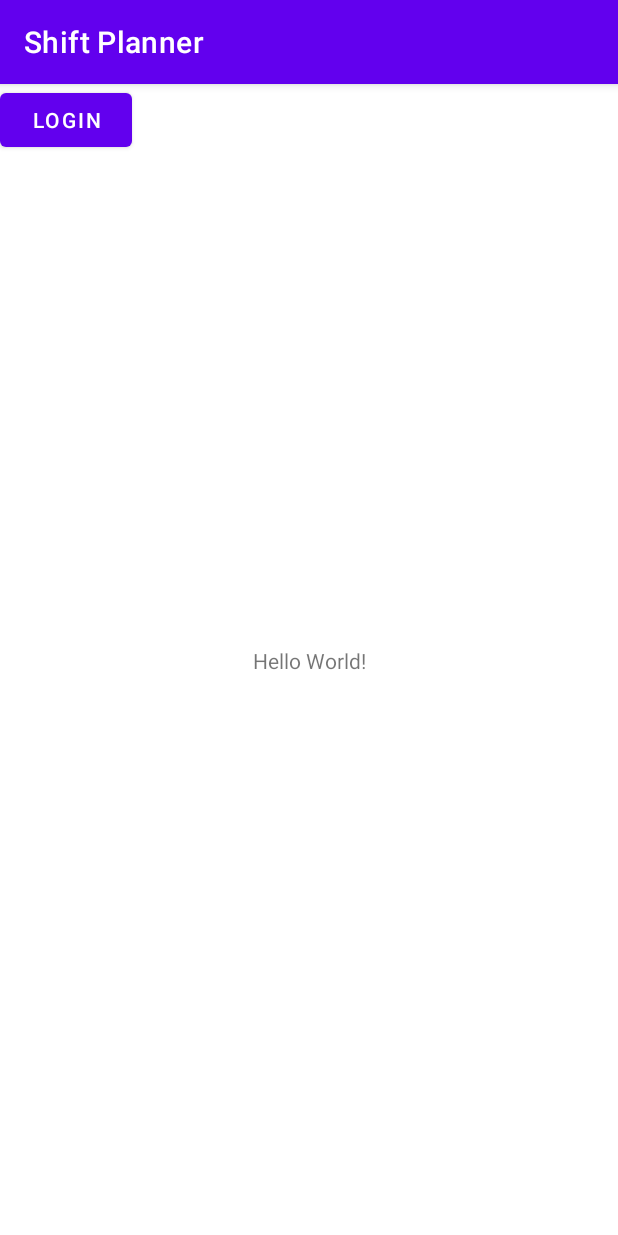
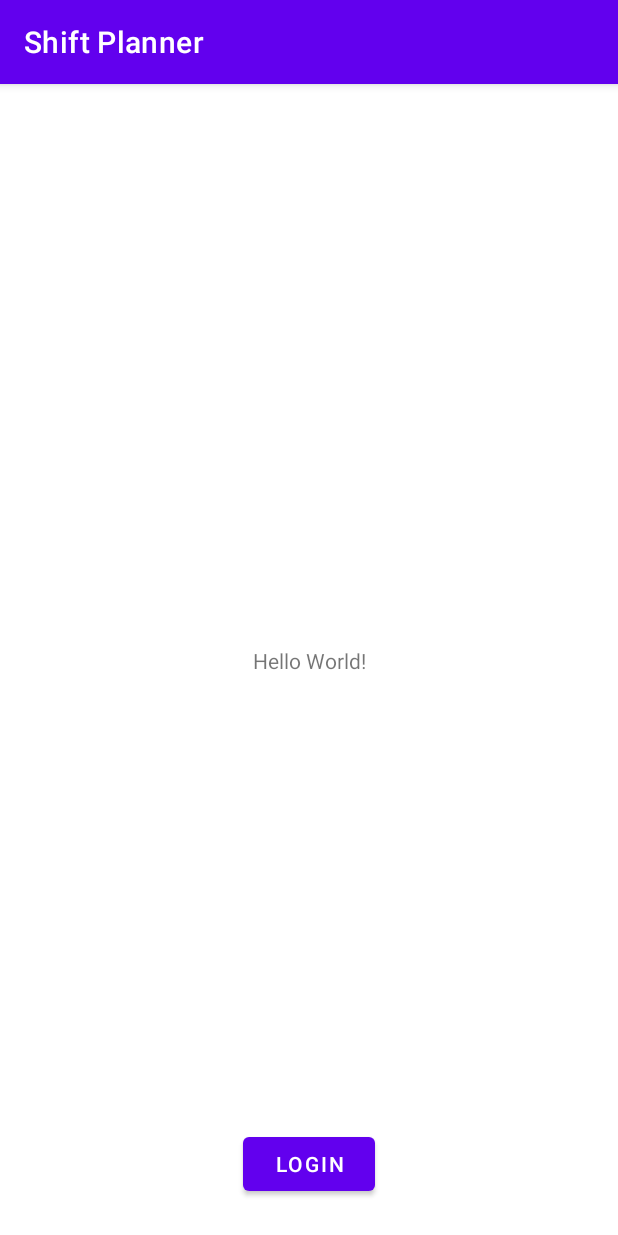
Before and after one commit to Krissi97/ShiftPlannerRepo, an Android app: the screen it shows after launch (MainActivity), after a tap on "LOGIN", on a phone screen of 412 x 824 dp. Run offline under Robolectric (Android 15) with nearby library versions, the phone set to English and light mode, and no system bars; our stand-ins replace Firebase (no records; nobody signed in at launch, a user with empty details on screens opened directly).

Commit message:
main Activtiy Google Login -> .getResultCode() returns null

```diff
--- a/app/build.gradle
+++ b/app/build.gradle
@@ -45,7 +45,7 @@ dependencies {
     implementation 'androidx.navigation:navigation-fragment:2.3.5'
     implementation 'androidx.navigation:navigation-ui:2.3.5'
     implementation 'androidx.annotation:annotation:1.2.0'
-    testImplementation 'junit:junit:4.+'
+    testImplementation 'junit:junit:4.13.2'
     androidTestImplementation 'androidx.test.ext:junit:1.1.3'
     androidTestImplementation 'androidx.test.espresso:espresso-core:3.4.0'
     implementation 'com.firebaseui:firebase-ui-auth:8.0.0'
--- a/app/src/main/java/com/example/shiftplanner/MainActivity.java
+++ b/app/src/main/java/com/example/shiftplanner/MainActivity.java
@@ -10,7 +10,9 @@ import androidx.appcompat.app.AppCompatActivity;
 import android.app.Activity;
 import android.content.Intent;
 import android.os.Bundle;
+import android.util.Log;
 import android.view.View;
+import android.widget.Toast;
 
 import com.example.shiftplanner.activity_manager.ActivityManager;
 import com.example.shiftplanner.ui.login.LoginActivity;
@@ -34,81 +36,68 @@ public class MainActivity extends AppCompatActivity {
 
     private FirebaseAuth myAuth;
     private GoogleSignInClient mGoogleSignInClient;
-    private final static int RC_SIGN_IN = 1000000;
 
     @Override
     protected void onCreate(Bundle savedInstanceState) {
         super.onCreate(savedInstanceState);
-        // You can do the assignment inside onAttach or onCreate, i.e, before the activity is displayed
-        ActivityResultLauncher<Intent> someActivityResultLauncher = registerForActivityResult(
-                new ActivityResultContracts.StartActivityForResult(),
-                new ActivityResultCallback<ActivityResult>() {
-                    @Override
-                    public void onActivityResult(ActivityResult result) {
-                        if (result.getResultCode() == Activity.RESULT_OK) {
-                            // There are no request codes
-                            Intent data = result.getData();
-                            // Result returned from launching the Intent from GoogleSignInApi.getSignInIntent(...);
-                            if (result.getResultCode() == RC_SIGN_IN) {
-                                Task<GoogleSignInAccount> task = GoogleSignIn.getSignedInAccountFromIntent(data);
-                                try {
-                                    // Google Sign In was successful, authenticate with Firebase
-                                    GoogleSignInAccount account = task.getResult(ApiException.class);
-                                    firebaseAuthWithGoogle(account.getIdToken());
-                                    switchActivity();
-                                } catch (ApiException e) {
-                                    // Google Sign In failed, update UI appropriately
-                                    switchActivity();
-                                }
-                            }
-                        }
-                    }
-                });
 
         setContentView(R.layout.activity_main);
 
         myAuth = FirebaseAuth.getInstance();
 
-        checkIfLoggedIn();
-        createRequest();
+        //Checking if logged in
+        GoogleSignInAccount account = GoogleSignIn.getLastSignedInAccount(this);
+        if (account != null) {
+            startActivity(new Intent(this, FeedActivity.class));
+            this.finish();
+        }
+
+        //creating request
+        GoogleSignInOptions myGSO = new GoogleSignInOptions.Builder(GoogleSignInOptions.DEFAULT_SIGN_IN)
+                .requestIdToken(getString(R.string.default_web_client_id))
+                .requestEmail()
+                .build();
+
+        mGoogleSignInClient = GoogleSignIn.getClient(this, myGSO);
+        Log.d("debug99", "got client: " + mGoogleSignInClient.toString());
+
 
         findViewById(R.id.button_login).setOnClickListener(new View.OnClickListener() {
 
             @Override
             public void onClick(View v) {
-                signIn();
+                Intent signInIntent = mGoogleSignInClient.getSignInIntent();
+                resultLauncher.launch(signInIntent);
+                //switchActivity();
             }
         });
     }
 
+    ActivityResultLauncher<Intent> resultLauncher = registerForActivityResult(new ActivityResultContracts.StartActivityForResult(), new ActivityResultCallback<ActivityResult>() {
+        @Override
+        public void onActivityResult(ActivityResult result) {
 
-    public void checkIfLoggedIn() {
+            if (result.getResultCode() == Activity.RESULT_OK && result.getData() != null) {
+                Intent intent = result.getData();
 
-        GoogleSignInAccount account = GoogleSignIn.getLastSignedInAccount(this);
-        if (account != null) {
-            startActivity(new Intent(this, FeedActivity.class));
-            this.finish();
+                Task<GoogleSignInAccount> task = GoogleSignIn.getSignedInAccountFromIntent(intent);
+                try {
+                    GoogleSignInAccount account = task.getResult(ApiException.class);
+
+                    assert account != null;
+                    Log.d("debug99", "Login success -> firebase");
+                    firebaseAuthWithGoogle(account.getIdToken());
+                } catch (ApiException e) {
+                    Log.d("debug99", "Login failed" + e);
+                }
+            } else
+                Log.d("debug99", "getResultCode() is null" + result.getResultCode());
+
         }
-    }
+    });
 
-    public void createRequest() {
-        GoogleSignInOptions myGSO = new GoogleSignInOptions.Builder(GoogleSignInOptions.DEFAULT_SIGN_IN)
-                .requestEmail()
-                .build();
-
-        mGoogleSignInClient = GoogleSignIn.getClient(this, myGSO);
-    }
-
-    private void signIn() {
-        Intent signInIntent = mGoogleSignInClient.getSignInIntent();
-
-        startActivityForResult(signInIntent, RC_SIGN_IN);
-    }
-
-
-
-    private void firebaseAuthWithGoogle(String idToken) {
-        AuthCredential credential = GoogleAuthProvider.getCredential(idToken, null);
+    private void firebaseAuthWithGoogle(String IdToken) {
+        AuthCredential credential = GoogleAuthProvider.getCredential(IdToken, null);
         myAuth.signInWithCredential(credential)
                 .addOnCompleteListener(this, new OnCompleteListener<AuthResult>() {
                     @Override
@@ -116,16 +105,16 @@ public class MainActivity extends AppCompatActivity {
                         if (task.isSuccessful()) {
                             // Sign in success, update UI with the signed-in user's information
                             FirebaseUser user = myAuth.getCurrentUser();
-                            switchActivity();
+
+                            Log.d("debug99", "Login success -> FeedActivity");
+                            startActivity(new Intent(MainActivity.this, FeedActivity.class));
+                            finish();
+
                         } else {
                             // If sign in fails, display a message to the user.
+                            Log.d("debug99", "Login failed");
                         }
                     }
                 });
     }
-
-    public void switchActivity()
-    {
-        startActivity(new Intent(this, FeedActivity.class));
-    }
 }
--- a/app/src/main/res/layout/activity_main.xml
+++ b/app/src/main/res/layout/activity_main.xml
@@ -20,8 +20,12 @@
         android:id="@+id/button_login"
         android:layout_width="wrap_content"
         android:layout_height="wrap_content"
+        android:layout_marginStart="161dp"
+        android:layout_marginEnd="162dp"
+        android:layout_marginBottom="24dp"
         android:text="Login"
-        tools:layout_editor_absoluteX="161dp"
-        tools:layout_editor_absoluteY="667dp" />
+        app:layout_constraintBottom_toBottomOf="parent"
+        app:layout_constraintEnd_toEndOf="parent"
+        app:layout_constraintStart_toStartOf="parent" />
 
 </androidx.constraintlayout.widget.ConstraintLayout>
--- a/build.gradle
+++ b/build.gradle
@@ -5,7 +5,7 @@ buildscript {
         mavenCentral()
     }
     dependencies {
-        classpath 'com.android.tools.build:gradle:4.2.1'
+        classpath 'com.android.tools.build:gradle:4.2.2'
         classpath 'com.google.gms:google-services:4.3.10'
         // NOTE: Do not place your application dependencies here; they belong
         // in the individual module build.gradle files
```
